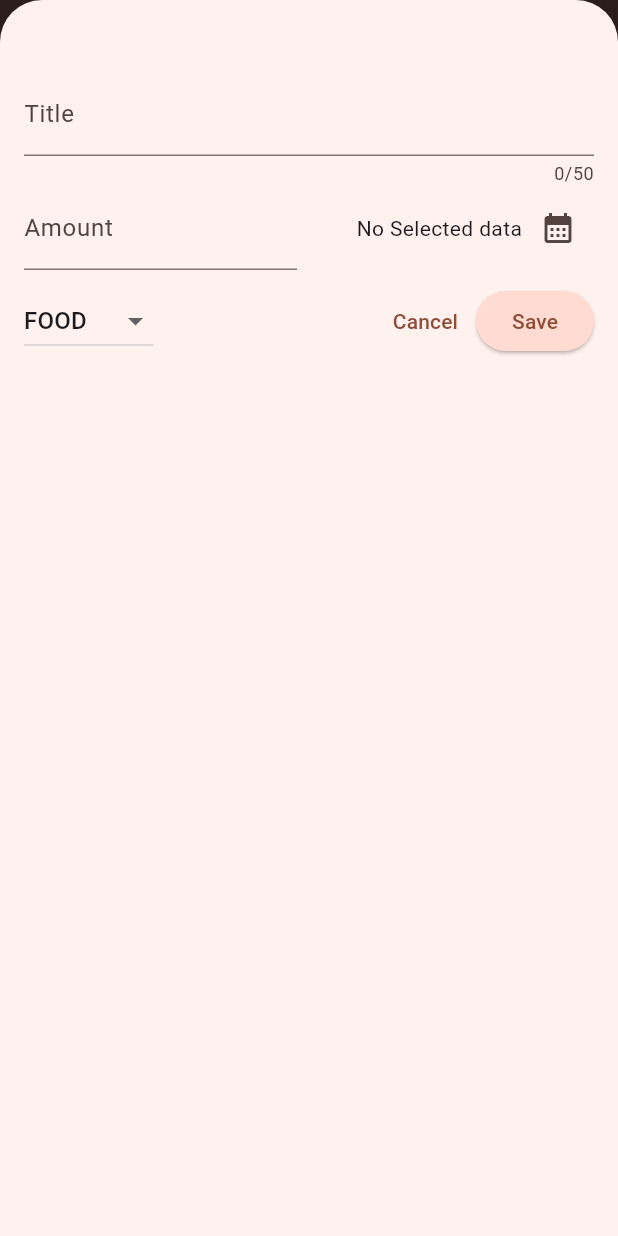
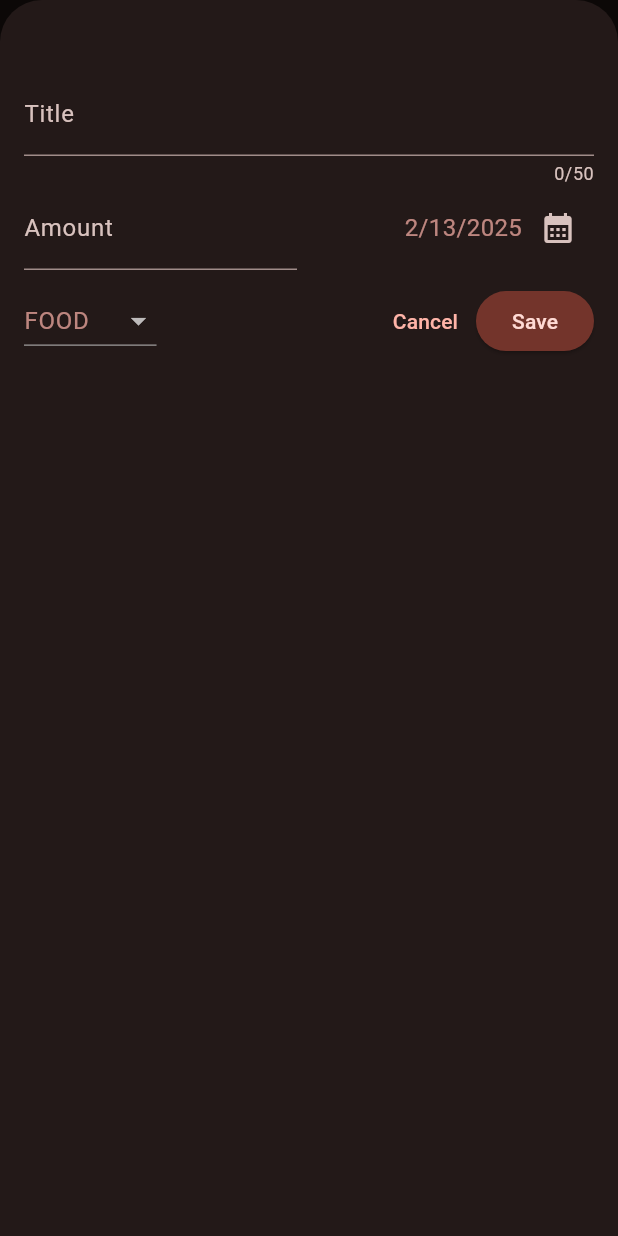
Before and after one commit to Hunteraryaman/Flutter, a Flutter app: the screen it shows after launch, after a tap on the "add" icon, on a phone screen of 412 x 824 dp. Run offline on Flutter 3.47's test engine with Material 3 defaults, Android fonts, the phone set to English and light mode, and no system bars; our stand-ins replace google_fonts.

Commit message:
Expense Tracker (Completed Section 5)
This is a push of the completed expense tracker app
this is somewhat customized by me too and might need more customization but that is for another day

```diff
--- a/expence_tracker/lib/main.dart
+++ b/expence_tracker/lib/main.dart
@@ -1,16 +1,73 @@
 import 'package:expence_tracker/widgets/expenses.dart';
 import 'package:flutter/material.dart';
-import 'package:flutter/services.dart';
+// import 'package:flutter/services.dart';
 
 var kColorScheme = ColorScheme.fromSeed(
   // seedColor: const Color.fromARGB(255, 64, 14, 178),
   seedColor: const Color.fromARGB(255, 255, 76, 5),
 );
 //starting with k is for global variables thsi is a convenction
-
+var kDarkColorScheme = ColorScheme.fromSeed(
+  brightness: Brightness.dark,
+  //this optimises for dark mode tells flutter that this is a color scheme for dark mode
+  seedColor: const Color.fromARGB(2, 61, 0, 0),
+);
 void main() {
   runApp(
     MaterialApp(
+      darkTheme: ThemeData.dark().copyWith(
+        //  appBarTheme: const AppBarTheme().copyWith(
+        //   backgroundColor: kDarkColorScheme.onSecondaryContainer,
+        //   foregroundColor: kDarkColorScheme.inversePrimary,
+        // ),
+        colorScheme: kDarkColorScheme,
+        cardTheme: const CardTheme().copyWith(
+          shadowColor: kDarkColorScheme.onSurface,
+          // color: kDarkColorScheme.primaryFixedDim,
+          color: kDarkColorScheme.secondary,
+
+
+          margin: const EdgeInsets.symmetric(
+            horizontal: 16,
+            vertical: 8,
+          ),
+        ),
+        elevatedButtonTheme: ElevatedButtonThemeData(
+          style: ElevatedButton.styleFrom(
+            backgroundColor: kDarkColorScheme.primaryContainer,
+            foregroundColor: kDarkColorScheme.onPrimaryContainer,
+          ),
+          //style from uses flutters default styilling and allows us to override selected styles
+        ),
+        //using themedata here ensures that the text is not changed globaly but only for the ones i want
+        textTheme: ThemeData().textTheme.copyWith(
+              //here this ensures that we are overiding the texttheme that belongs to my themedata object
+              titleLarge: TextStyle(
+                //this is for the title
+                fontWeight: FontWeight.bold,
+                fontSize: 20,
+                color: kDarkColorScheme.scrim,
+              ),
+
+              displayMedium: TextStyle(
+                fontWeight: FontWeight.normal,
+                fontSize: 20,
+                color: kDarkColorScheme.error,
+              ),
+              bodyMedium: TextStyle(
+                //this is for the date in the modal overlay
+                fontWeight: FontWeight.normal,
+                fontSize: 16,
+                color: kDarkColorScheme.error,
+              ),
+              bodyLarge: TextStyle(
+                //this is for the title and amount in the modal overlay
+                fontWeight: FontWeight.normal,
+                fontSize: 16,
+                color: kDarkColorScheme.error.withValues(alpha: 0.7),
+              ),
+            ),
+      ),
       // ignore: deprecated_member_use
       theme: ThemeData().copyWith(
         // scaffoldBackgroundColor: const Color.fromARGB(255, 97, 180, 90),
@@ -31,17 +88,21 @@ void main() {
           style: ElevatedButton.styleFrom(
             backgroundColor: kColorScheme.primaryContainer,
           ),
+          //style from uses flutters default styilling and allows us to override selected styles
         ),
         //using themedata here ensures that the text is not changed globaly but only for the ones i want
         textTheme: ThemeData().textTheme.copyWith(
+              //here this ensures that we are overiding the texttheme that belongs to my themedata object
               titleLarge: TextStyle(
+                //this is for the title
                 fontWeight: FontWeight.bold,
                 fontSize: 20,
                 color: kColorScheme.inverseSurface,
               ),
             ),
       ),
-
+      // themeMode: ThemeMode.system,//this is the default
+      themeMode: ThemeMode.dark,
       home: const Expenses(),
     ),
   );
--- a/expence_tracker/lib/models/expense.dart
+++ b/expence_tracker/lib/models/expense.dart
@@ -34,3 +34,34 @@ class Expense {
     return formater.format(date);
   }
 }
+
+class ExpenseBucket {
+  ExpenseBucket({
+    required this.category,
+    required this.expenses,
+  });
+
+  final Category category;
+  final List<Expense> expenses;
+//this is created to filter out the expenses that are of the category provided
+//this goes throughjh all the expenses and filters out the expenses of the mentioned category
+  ExpenseBucket.forCategory(List<Expense> allExpenses, this.category)
+      : expenses = allExpenses
+            .where((expense) => expense.category == category)
+            .toList();
+//  : this colon is called initializer list and there we set expenses equal to the filtered expense
+//where allows to filter the list
+//there we use the function to filter baseed on if that categoury is present
+//then we convert the whole value to list
+
+  double get totalExpenses {
+    double sum = 0;
+    for (final expense in expenses) {
+      //this is a variation of for loop which is perfect to go through all the items of list
+      // in tells flutter that we want to go through all the items in the list
+      //final can be used as at every iteration a new expense is created and an iteration of expenses is stored in it
+      sum += expense.amount;
+    }
+    return sum;
+  }
+}
--- /dev/null
+++ b/expence_tracker/lib/widgets/chart/chart.dart
@@ -0,0 +1,114 @@
+import 'package:flutter/material.dart';
+
+import 'package:expence_tracker/widgets/chart/chart_bar.dart';
+import 'package:expence_tracker/models/expense.dart';
+
+class Chart extends StatelessWidget {
+  const Chart({super.key, required this.expenses});
+
+  final List<Expense> expenses;
+
+  List<ExpenseBucket> get buckets {
+    return [
+      //here this list is being filled with 4 diff lists with all lists having diff category as their filter
+      ExpenseBucket.forCategory(expenses, Category.food),
+      ExpenseBucket.forCategory(expenses, Category.leisure),
+      ExpenseBucket.forCategory(expenses, Category.travel),
+      ExpenseBucket.forCategory(expenses, Category.work),
+    ];
+  }
+
+  double get maxTotalExpense {
+    double maxTotalExpense = 0;
+//this here gets the max no of total expense of the 4 diff lists
+    for (final bucket in buckets) {
+      //bucket here is the single bucket from the list of buckets
+      //so it is checked if the max is greater or not if not then it is replaced
+      if (bucket.totalExpenses > maxTotalExpense) {
+        maxTotalExpense = bucket.totalExpenses;
+      }
+    }
+
+    return maxTotalExpense;
+  }
+
+  @override
+  Widget build(BuildContext context) {
+    final isDarkMode =
+        MediaQuery.of(context).platformBrightness == Brightness.dark;
+        //this returns true if it is in dark more and false otherwise
+//this is used to get some info about the environment in which your app is running
+//this is used here to find what the brightness of the platform is
+//if it is running in dark or light mode
+    return Container(
+      margin: const EdgeInsets.all(16),
+      padding: const EdgeInsets.symmetric(
+        vertical: 16,
+        horizontal: 8,
+      ),
+      width: double.infinity,
+      height: 180,
+      decoration: BoxDecoration(
+        //this is for the background of the chart
+        borderRadius: BorderRadius.circular(8),
+        //this is for the radius of the background
+        gradient: LinearGradient(
+          colors: [
+            Theme.of(context).colorScheme.primary.withValues(alpha: 0.3),
+            Theme.of(context).colorScheme.primary.withValues(alpha: 0.0),
+          ],
+          begin: Alignment.bottomCenter,
+          end: Alignment.topCenter,
+        ),
+      ),
+      child: Column(
+        children: [
+          Expanded(
+            //this makes it such that the column takes the full space left by the container after padding and margin
+
+            child: Row(
+              crossAxisAlignment: CrossAxisAlignment.end,
+              children: [
+                for (final bucket in buckets) // alternative to map()
+                  //this format can be used when you are inside of a place where a list of widgets is required
+                  //as we are not using curly braces here
+                  //this directly outputs or creates the widiget and provides it to row
+                  ChartBar(
+                    //totalExpenses used from the object ExpenceBucket
+                    //max is getter from this class
+                    fill: bucket.totalExpenses == 0
+                        ? 0
+                        : bucket.totalExpenses / maxTotalExpense,
+                  )
+              ],
+            ),
+          ),
+          const SizedBox(height: 12),
+          Row(
+            children: buckets
+                .map(
+                  (bucket) => Expanded(
+                    child: Padding(
+                      padding: const EdgeInsets.symmetric(horizontal: 4),
+                      child: Icon(
+                        categoryItems[bucket.category],
+                        //this sets the icons
+                        color: isDarkMode
+                            ? Theme.of(context)
+                                .colorScheme
+                                .secondary //dark mode
+                            : Theme.of(context) //light mode
+                                .colorScheme
+                                .primary
+                                .withValues(alpha: 0.7),
+                      ),
+                    ),
+                  ),
+                )
+                .toList(),
+          )
+        ],
+      ),
+    );
+  }
+}
--- /dev/null
+++ b/expence_tracker/lib/widgets/chart/chart_bar.dart
@@ -0,0 +1,42 @@
+import 'package:flutter/material.dart';
+
+class ChartBar extends StatelessWidget {
+  const ChartBar({
+    super.key,
+    required this.fill,
+  });
+
+  final double fill;
+
+  @override
+  Widget build(BuildContext context) {
+    final isDarkMode =
+        MediaQuery.of(context).platformBrightness == Brightness.dark;
+    return Expanded(
+      child: Padding(
+        padding: const EdgeInsets.symmetric(horizontal: 4),
+        child: FractionallySizedBox(
+          //this does not take a fixed height in pixcels but a height factor instead
+          heightFactor: fill,
+          // this is a no between 0 and 1
+          //1 means it takes 100% of the available height
+          //0 means it takes 0%
+          child: DecoratedBox(
+            decoration: BoxDecoration(
+              shape: BoxShape.rectangle,
+              borderRadius: const BorderRadius.vertical(
+                top: Radius.circular(8),
+              ),
+              color: isDarkMode
+                  ? Theme.of(context).colorScheme.secondary
+                  : Theme.of(context)
+                      .colorScheme
+                      .primary
+                      .withValues(alpha: 0.65),
+            ),
+          ),
+        ),
+      ),
+    );
+  }
+}
--- a/expence_tracker/lib/widgets/expenses.dart
+++ b/expence_tracker/lib/widgets/expenses.dart
@@ -1,3 +1,5 @@
+import 'package:expence_tracker/main.dart';
+import 'package:expence_tracker/widgets/chart/chart.dart';
 import 'package:expence_tracker/widgets/expenses_list/expenses_list.dart';
 import 'package:expence_tracker/models/expense.dart';
 import 'package:expence_tracker/widgets/new_expence.dart';
@@ -94,7 +96,16 @@ class _ExpencesState extends State<Expenses> {
     }
     return Scaffold(
       appBar: AppBar(
-        title: const Text('Expence Tracker'),
+        title: Text(
+          'Expence Tracker',
+        //   style: TextStyle(
+        //     //this is for the title
+        //     fontWeight: FontWeight.bold,
+        //     fontSize: 20,
+        //     color: kDarkColorScheme.scrim,
+        //   ),
+        //
+        ),
         actions: [
           IconButton(
             onPressed: _openAddExpenceOverlay,
@@ -104,7 +115,10 @@ class _ExpencesState extends State<Expenses> {
       ),
       body: Column(
         children: [
-          const Text('chart'),
+          Chart(expenses: _registerExpences),
+          //this here is using the charrt widget that was created by the teacher
+          // i pass _registerExpences here to pass all the recorded expences
+
           Expanded(
             child: mainContent,
           ),
--- a/expence_tracker/lib/widgets/expenses_list/expenses_item.dart
+++ b/expence_tracker/lib/widgets/expenses_list/expenses_item.dart
@@ -20,7 +20,11 @@ class ExpensesItem extends StatelessWidget {
             children: [
               Text(
                 expense.title,
-                style: Theme.of(context).textTheme.titleLarge!.copyWith(fontSize: 16),
+                style: Theme.of(context)
+                    .textTheme
+                    .titleLarge!
+                    .copyWith(fontSize: 16),
+                //this is how we acces the theme we set to use certain value from them
               ),
               const SizedBox(
                 height: 4,
@@ -29,6 +33,11 @@ class ExpensesItem extends StatelessWidget {
                 children: [
                   Text(
                     '\$${expense.amount.toStringAsFixed(2)}',
+
+                    style: Theme.of(context)
+                        .textTheme
+                        .bodySmall!
+                        .copyWith(fontSize: 14),
                     //this sets the limit to 2decimal places
                   ),
                   const Spacer(), //this is a widget that takes all the remaining space after the space for the diff widgets have been alocagted
@@ -38,8 +47,13 @@ class ExpensesItem extends StatelessWidget {
                       const SizedBox(
                         width: 8,
                       ),
-                      Text(expense
-                          .formatedDate), //this is getter so no parenthesis
+                      Text(
+                        expense.formatedDate,
+                        style: Theme.of(context)
+                            .textTheme
+                            .bodySmall!
+                            .copyWith(fontSize: 14),
+                      ), //this is getter so no parenthesis
                     ],
                   )
                 ],
--- a/expence_tracker/lib/widgets/expenses_list/expenses_list.dart
+++ b/expence_tracker/lib/widgets/expenses_list/expenses_list.dart
@@ -1,4 +1,4 @@
-import 'package:expence_tracker/main.dart';
+// import 'package:expence_tracker/main.dart';
 import 'package:expence_tracker/models/expense.dart';
 import 'package:expence_tracker/widgets/expenses_list/expenses_item.dart';
 import 'package:flutter/material.dart';
@@ -22,10 +22,14 @@ class ExpensesList extends StatelessWidget {
         // itemBuilder: (ctx, index) => Text(expences[index].title),
         itemBuilder: (ctx, index) => Dismissible(
               background: Container(
-                color: Theme.of(context).colorScheme.error.withOpacity(0.7),
+                // color: Theme.of(context).colorScheme.error.withOpacity(0.7),
+                color:
+                    Theme.of(context).colorScheme.error.withValues(alpha: 0.7),
+                //opacity is depriciated so i am using this withValues
                 // color: kColorScheme.error,
                 margin: EdgeInsets.symmetric(
                   horizontal: Theme.of(context).cardTheme.margin!.horizontal,
+                  //this is done to only access the horizontal theme and set it as an value here
                 ),
               ),
               key: ValueKey(
--- a/expence_tracker/lib/widgets/new_expence.dart
+++ b/expence_tracker/lib/widgets/new_expence.dart
@@ -23,7 +23,7 @@ class _NewExpenceState extends State<NewExpence> {
 
   final _titleControler = TextEditingController();
   final _amountControler = TextEditingController();
-  DateTime? _selectedDate;
+  DateTime? _selectedDate = DateTime.now();
   Category _selectedCategory = Category.food;
 
   void _presentDatePicker() async {
@@ -70,7 +70,7 @@ class _NewExpenceState extends State<NewExpence> {
         context: context,
         builder: (ctx) => AlertDialog(
           title: const Text('Invalid input'),
-          content: const Text('Please make sure all items are entered'),
+          content: const Text('Please make sure all items are entered',),
           actions: [
             TextButton(
               onPressed: () {
@@ -161,9 +161,17 @@ class _NewExpenceState extends State<NewExpence> {
                   mainAxisAlignment: MainAxisAlignment.end,
                   crossAxisAlignment: CrossAxisAlignment.center,
                   children: [
-                    Text(_selectedDate == null
-                        ? 'No Selected data'
-                        : formater.format(_selectedDate!)),
+                    Text(
+                      _selectedDate == null
+                          ? 'No Selected data'
+                          : formater.format(_selectedDate!),
+                      style: TextStyle(
+                        color: Theme.of(context)
+                            .colorScheme
+                            .error
+                            .withValues(alpha: 0.7),
+                      ),
+                    ),
                     // ! tells dart that the value will never be null
                     IconButton(
                       onPressed: _presentDatePicker,
@@ -193,7 +201,16 @@ class _NewExpenceState extends State<NewExpence> {
                           //child defines what will be shown on the screen
                           //value is used to store the selected value it is only stored internally
                           value: category,
-                          child: Text(category.name.toUpperCase()),
+                          child: Text(
+                            category.name.toUpperCase(),
+                            style: Theme.of(context).textTheme.bodyLarge,
+                            // .copyWith(
+                            // color:
+                            // const Color.fromARGB(122, 254, 254, 254),
+                            // Theme.of(context).colorScheme.error.withValues(alpha: 0.7),
+                            //colorScheme.onSurface,
+                            // ),
+                          ),
                           //name gives the string value of the category enum
                         ),
                       )
--- /dev/null
+++ b/sample.txt
@@ -0,0 +1,2 @@
+hi this is  me using vim
+asa
--- a/third_app/lib/main.dart
+++ b/third_app/lib/main.dart
@@ -15,7 +15,7 @@ void main() {
           // Color.fromARGB(120, 180, 0, 0),
           // Color.fromARGB(198, 244, 2, 2),
           colors: [
-            Color.fromARGB(255, 176, 25, 25),
+            Color.fromARGB(255, 223, 100, 100),
             Color.fromARGB(120, 180, 0, 0),
             Color.fromARGB(198, 244, 2, 2)
           ]
--- a/third_app/lib/roll_dice.dart
+++ b/third_app/lib/roll_dice.dart
@@ -1,9 +1,6 @@
 import 'dart:math';
-
 import 'package:flutter/material.dart';
-
 final randomizer = Random(); //thisi is a global variable
-
 class RollDice extends StatefulWidget {
   const RollDice({super.key});
   @override
@@ -11,10 +8,8 @@ class RollDice extends StatefulWidget {
     return _RollDiceState();
   }
 }
-
 class _RollDiceState extends State<RollDice> {
   //the _ in the begining means that this is a private class of this file
-
   // var activeDice = 'assets/images/dice-4.png';
   var currentDice1 = 1;
   var currentDice2 = 2;
```
Also changed, not shown: 1 other file.
